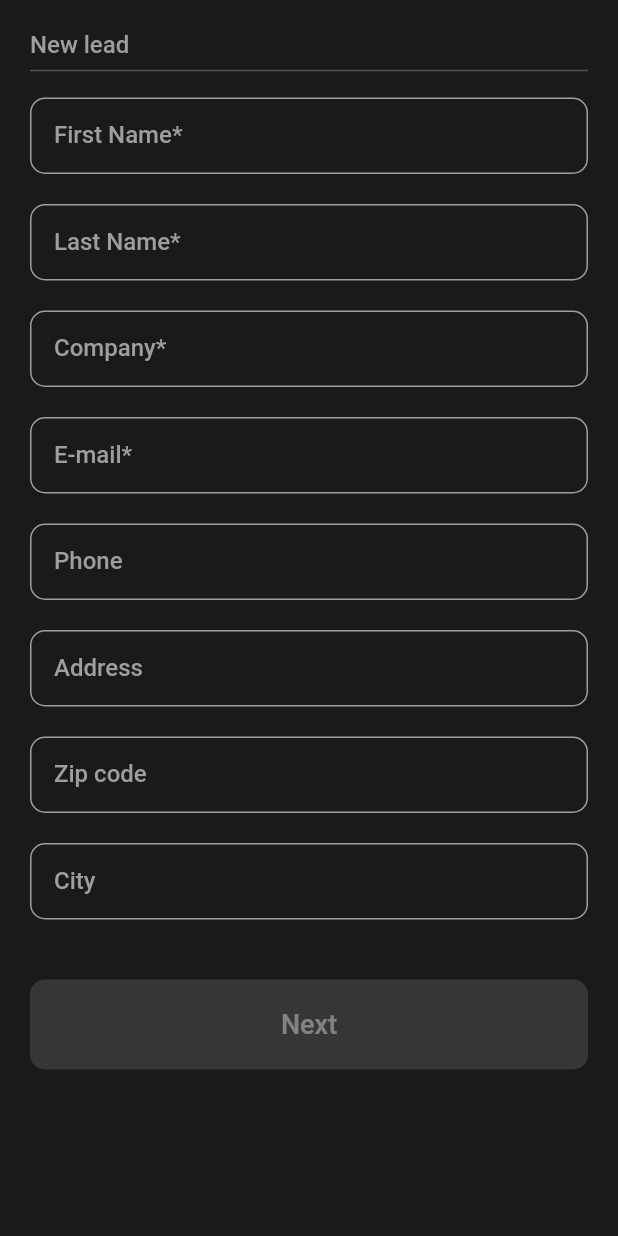
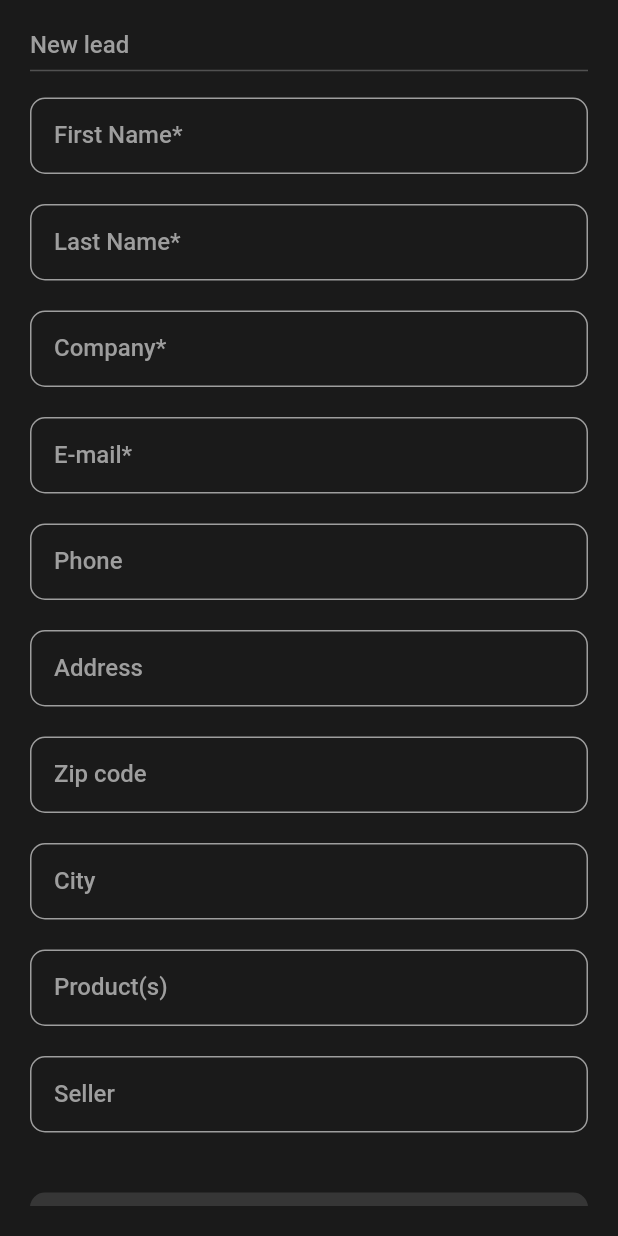
Before and after one commit to neurothrone/agi-events, a Flutter app: the AddLeadSheet screen opened directly with empty values, on a phone screen of 412 x 824 dp. Run offline on Flutter 3.47's test engine with Material 2 defaults, Android fonts, the light colour scheme and no system bars; our stand-ins replace auto_animated, csv, device_info_plus, firebase_core, firebase_database, flutter_riverpod and 3 more; missing offline and left inert: mobile_scanner; accounts and stored records are empty; generated files the repository leaves out were written again.

Commit message:
add text editing controllers for product and seller

```diff
--- a/lib/src/features/leads/add_lead/widgets/add_lead_form.dart
+++ b/lib/src/features/leads/add_lead/widgets/add_lead_form.dart
@@ -28,6 +28,8 @@ class _AddLeadFormState extends State<AddLeadForm> {
   final _addressController = TextEditingController();
   final _zipCodeController = TextEditingController();
   final _cityController = TextEditingController();
+  final _productController = TextEditingController();
+  final _sellerController = TextEditingController();
 
   // Initially form is not valid since all fields are empty
   final ValueNotifier<bool> _isFormValid = ValueNotifier(false);
@@ -80,7 +82,6 @@ class _AddLeadFormState extends State<AddLeadForm> {
   void _addLead(WidgetRef ref) {
     ref.read(leadsControllerProvider.notifier).addLeadManually(
           event: widget.event,
-          context: context,
           firstName: _firstNameController.text,
           lastName: _lastNameController.text,
           company: _companyController.text,
@@ -94,6 +95,11 @@ class _AddLeadFormState extends State<AddLeadForm> {
           zipCode:
               _phoneController.text.isNotEmpty ? _phoneController.text : null,
           city: _phoneController.text.isNotEmpty ? _phoneController.text : null,
+          product: _productController.text.isNotEmpty
+              ? _productController.text
+              : null,
+          seller:
+              _sellerController.text.isNotEmpty ? _sellerController.text : null,
         );
     Navigator.pop(context);
   }
@@ -104,11 +110,6 @@ class _AddLeadFormState extends State<AddLeadForm> {
       child: Column(
         crossAxisAlignment: CrossAxisAlignment.start,
         children: [
-          // OriginalTextFormField(
-          //   controller: _lastNameController,
-          //   label: "Last Name",
-          //   hintText: "Enter last name",
-          // ),
           CustomTextFormField(
             controller: _firstNameController,
             labelText: "First Name",
@@ -164,6 +165,20 @@ class _AddLeadFormState extends State<AddLeadForm> {
             hintText: "Enter city",
             isRequired: false,
           ),
+          const SizedBox(height: 20.0),
+          CustomTextFormField(
+            controller: _productController,
+            labelText: "Product(s)",
+            hintText: "Enter your product(s)",
+            isRequired: false,
+          ),
+          const SizedBox(height: 20.0),
+          CustomTextFormField(
+            controller: _sellerController,
+            labelText: "Seller",
+            hintText: "Enter seller",
+            isRequired: false,
+          ),
           const SizedBox(height: 40.0),
           ValueListenableBuilder(
             valueListenable: _isFormValid,
```
